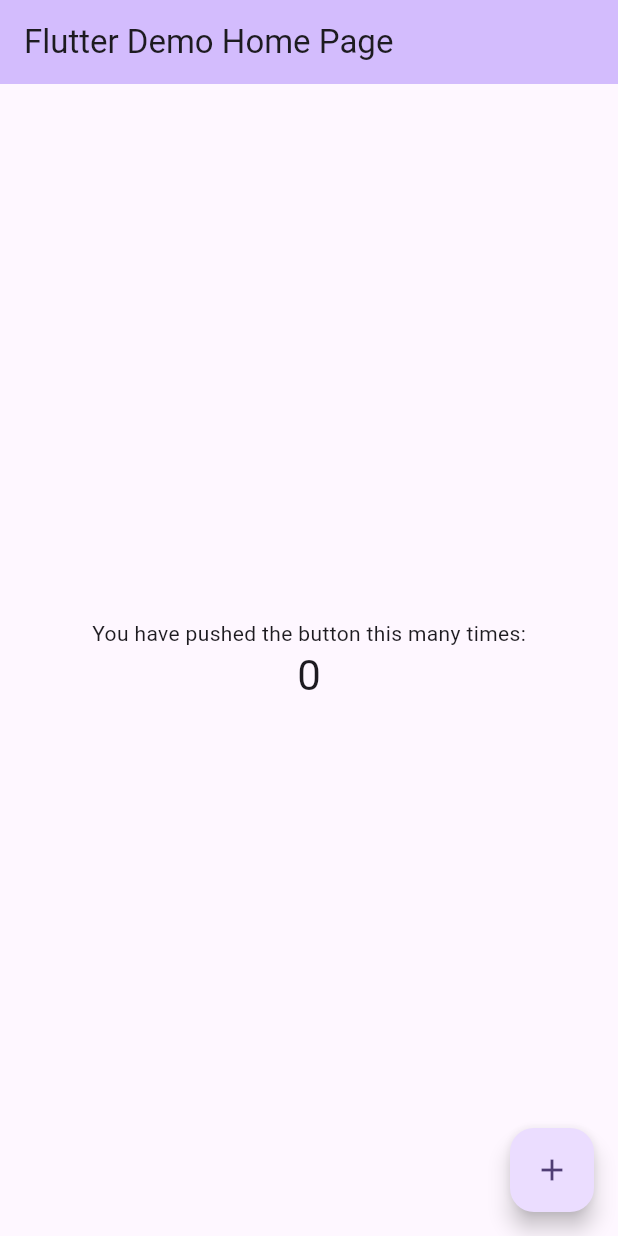
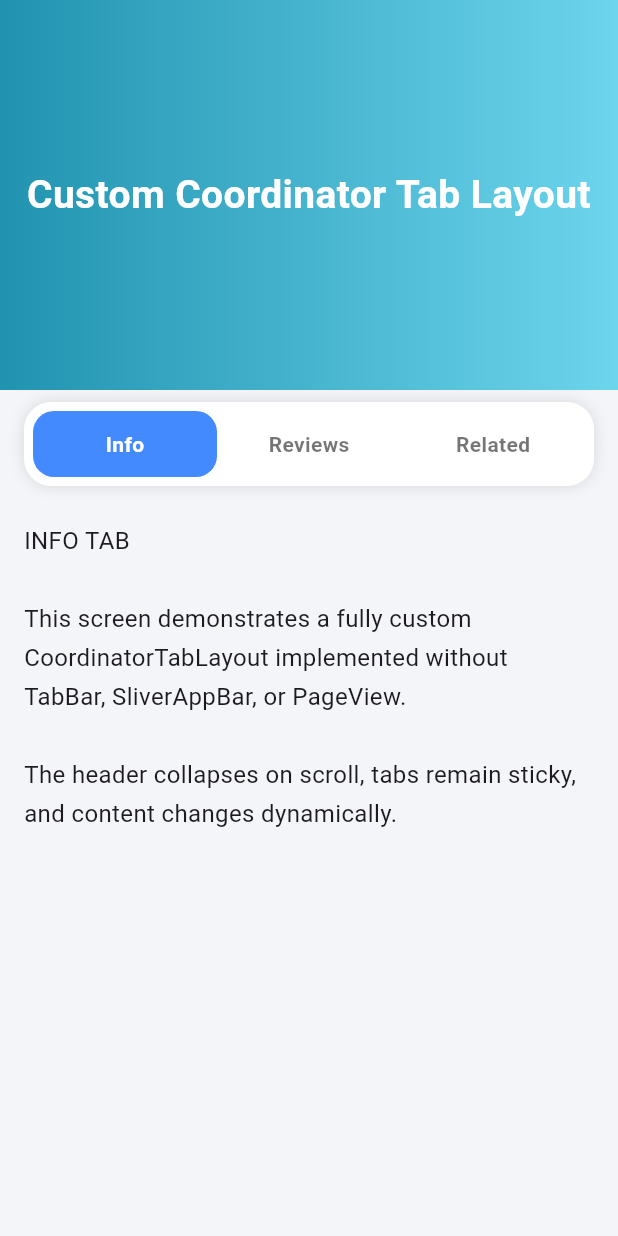
Before and after one commit to Rutik1701/flutter_coordinator_tab_layout, a Flutter app: the screen it shows after launch, on a phone screen of 412 x 824 dp. Run offline on Flutter 3.47's test engine with Material 3 defaults, Android fonts, the phone set to English and light mode, and no system bars.

Commit message:
coordinator

```diff
--- /dev/null
+++ b/lib/Coordinator TabLayout/coordinator_tab_layout.dart
@@ -0,0 +1,231 @@
+import 'package:flutter/material.dart';
+
+class CustomCoordinatorTabLayout extends StatefulWidget {
+  final double maxHeaderHeight;
+  final double minHeaderHeight;
+  final Widget header;
+  final List<String> tabs;
+  final List<Widget> pages;
+
+  const CustomCoordinatorTabLayout({
+    super.key,
+    required this.header,
+    required this.tabs,
+    required this.pages,
+    this.maxHeaderHeight = 260,
+    this.minHeaderHeight = 120,
+  }) : assert(tabs.length == pages.length);
+
+  @override
+  State<CustomCoordinatorTabLayout> createState() =>
+      _CustomCoordinatorTabLayoutState();
+}
+
+class _CustomCoordinatorTabLayoutState
+    extends State<CustomCoordinatorTabLayout> {
+  double _headerHeight = 0;
+  int _tabIndex = 0;
+  final ScrollController _scroll = ScrollController();
+
+  @override
+  void initState() {
+    super.initState();
+    _headerHeight = widget.maxHeaderHeight;
+    _scroll.addListener(_onScroll);
+  }
+
+  void _onScroll() {
+    double h = widget.maxHeaderHeight - _scroll.offset;
+    if (h < widget.minHeaderHeight) h = widget.minHeaderHeight;
+    if (h > widget.maxHeaderHeight) h = widget.maxHeaderHeight;
+    setState(() => _headerHeight = h);
+  }
+
+  void _selectTab(int i) {
+    setState(() => _tabIndex = i);
+    _scroll.jumpTo(0);
+  }
+
+  @override
+  Widget build(BuildContext context) {
+    return Column(
+      children: [
+        /// HEADER
+        AnimatedContainer(
+          duration: const Duration(milliseconds: 120),
+          height: _headerHeight,
+          width: double.infinity,
+          child: widget.header,
+        ),
+
+        /// TABS
+        Container(
+          height: 56,
+          margin: const EdgeInsets.symmetric(horizontal: 16, vertical: 8),
+          decoration: BoxDecoration(
+            color: Colors.white,
+            borderRadius: BorderRadius.circular(18),
+            boxShadow: const [
+              BoxShadow(color: Colors.black12, blurRadius: 8)
+            ],
+          ),
+          child: Row(
+            children: List.generate(
+              widget.tabs.length,
+                  (i) => Expanded(
+                child: GestureDetector(
+                  onTap: () => _selectTab(i),
+                  child: AnimatedContainer(
+                    duration: const Duration(milliseconds: 250),
+                    decoration: BoxDecoration(
+                      color: _tabIndex == i
+                          ? Colors.blueAccent
+                          : Colors.transparent,
+                      borderRadius: BorderRadius.circular(14),
+                    ),
+                    child: Center(
+                      child: Text(
+                        widget.tabs[i],
+                        style: TextStyle(
+                          color: _tabIndex == i
+                              ? Colors.white
+                              : Colors.black54,
+                          fontWeight: FontWeight.bold,
+                        ),
+                      ),
+                    ),
+                  ),
+                ),
+              ),
+            ),
+          ),
+        ),
+
+        /// CONTENT
+        Expanded(
+          child: ListView(
+            controller: _scroll,
+            padding: const EdgeInsets.all(16),
+            children: [widget.pages[_tabIndex]],
+          ),
+        ),
+      ],
+    );
+  }
+}
+
+
+// import 'package:flutter/material.dart';
+//
+//
+// class CoordinatorTabsDemo extends StatelessWidget {
+//   const CoordinatorTabsDemo({super.key});
+//
+//   @override
+//   Widget build(BuildContext context) {
+//     return DefaultTabController(
+//       length: 3,
+//       child: Scaffold(
+//         body: NestedScrollView(
+//           headerSliverBuilder: (context, innerBoxIsScrolled) {
+//             return [
+//               /// COLLAPSING APP BAR (Coordinator behavior)
+//               SliverAppBar(
+//                 expandedHeight: 260,
+//                 pinned: true,
+//                 floating: false,
+//                 elevation: 0,
+//                 backgroundColor: Colors.blueAccent,
+//
+//                 /// Title animation
+//                 title: const Text("Coordinator Tabs"),
+//                 centerTitle: true,
+//
+//                 /// EXPANDED HEADER
+//                 flexibleSpace: FlexibleSpaceBar(
+//                   collapseMode: CollapseMode.parallax,
+//                   background: Container(
+//                     decoration: const BoxDecoration(
+//                       gradient: LinearGradient(
+//                         colors: [Colors.blue, Colors.purple],
+//                         begin: Alignment.topLeft,
+//                         end: Alignment.bottomRight,
+//                       ),
+//                     ),
+//                     child: const Center(
+//                       child: Icon(
+//                         Icons.layers,
+//                         size: 90,
+//                         color: Colors.white70,
+//                       ),
+//                     ),
+//                   ),
+//                 ),
+//
+//                 /// STICKY TAB BAR
+//                 bottom: const PreferredSize(
+//                   preferredSize: Size.fromHeight(48),
+//                   child: ColoredBox(
+//                     color: Colors.white,
+//                     child: TabBar(
+//                       indicatorColor: Colors.deepOrange,
+//                       indicatorWeight: 4,
+//                       labelColor: Colors.black,
+//                       unselectedLabelColor: Colors.grey,
+//                       tabs: [
+//                         Tab(text: "Home"),
+//                         Tab(text: "Profile"),
+//                         Tab(text: "Settings"),
+//                       ],
+//                     ),
+//                   ),
+//                 ),
+//               ),
+//             ];
+//           },
+//
+//           /// TAB CONTENT
+//           body: const TabBarView(
+//             children: [
+//               _TabPage(title: "Home Page"),
+//               _TabPage(title: "Profile Page"),
+//               _TabPage(title: "Settings Page"),
+//             ],
+//           ),
+//         ),
+//       ),
+//     );
+//   }
+// }
+//
+// /// CUSTOM TAB PAGE
+// class _TabPage extends StatelessWidget {
+//   final String title;
+//
+//   const _TabPage({required this.title});
+//
+//   @override
+//   Widget build(BuildContext context) {
+//     return ListView.builder(
+//       padding: const EdgeInsets.all(16),
+//       itemCount: 25,
+//       itemBuilder: (context, index) {
+//         return Card(
+//           elevation: 2,
+//           margin: const EdgeInsets.only(bottom: 12),
+//           shape: RoundedRectangleBorder(
+//             borderRadius: BorderRadius.circular(16),
+//           ),
+//           child: ListTile(
+//             leading: const CircleAvatar(
+//               backgroundColor: Colors.blueAccent,
+//               child: Icon(Icons.star, color: Colors.white),
+//             ),
+//             title: Text("$title Item ${index + 1}"),
+//             subtitle: const Text("Smooth coordinated scrolling"),
+//           ),
+//         );
+//       },
+//     );
+//   }
+// }
--- /dev/null
+++ b/lib/Coordinator TabLayout/demo.dart
@@ -0,0 +1,231 @@
+import 'package:flutter/material.dart';
+
+
+
+/// DEMO SCREEN
+class DemoScreen extends StatelessWidget {
+  const DemoScreen({super.key});
+
+  @override
+  Widget build(BuildContext context) {
+    return Scaffold(
+      backgroundColor: const Color(0xffF3F5F8),
+      body: SafeArea(
+        child: CustomCoordinatorTabLayout(
+          tabs: const ["Info", "Reviews", "Related"],
+          header: _HeaderWidget(),
+          pages: [
+            _InfoPage(),
+            _ReviewsPage(),
+            _RelatedPage(),
+          ],
+        ),
+      ),
+    );
+  }
+}
+
+/// CUSTOM COORDINATOR TAB LAYOUT
+
+class CustomCoordinatorTabLayout extends StatefulWidget {
+  final Widget header;
+  final List<String> tabs;
+  final List<Widget> pages;
+  final double maxHeaderHeight;
+  final double minHeaderHeight;
+
+  const CustomCoordinatorTabLayout({
+    super.key,
+    required this.header,
+    required this.tabs,
+    required this.pages,
+    this.maxHeaderHeight = 260,
+    this.minHeaderHeight = 120,
+  }) : assert(tabs.length == pages.length);
+
+  @override
+  State<CustomCoordinatorTabLayout> createState() =>
+      _CustomCoordinatorTabLayoutState();
+}
+
+class _CustomCoordinatorTabLayoutState
+    extends State<CustomCoordinatorTabLayout> {
+  final ScrollController _scrollController = ScrollController();
+
+  double _headerHeight = 0;
+  int _currentTab = 0;
+
+  @override
+  void initState() {
+    super.initState();
+    _headerHeight = widget.maxHeaderHeight;
+    _scrollController.addListener(_onScroll);
+  }
+
+  void _onScroll() {
+    double height =
+        widget.maxHeaderHeight - _scrollController.offset;
+
+    if (height < widget.minHeaderHeight) {
+      height = widget.minHeaderHeight;
+    } else if (height > widget.maxHeaderHeight) {
+      height = widget.maxHeaderHeight;
+    }
+
+    setState(() => _headerHeight = height);
+  }
+
+  void _onTabChange(int index) {
+    setState(() => _currentTab = index);
+    _scrollController.jumpTo(0); // reset scroll
+  }
+
+  @override
+  Widget build(BuildContext context) {
+    return Column(
+      children: [
+        /// HEADER (COLLAPSING)
+        AnimatedContainer(
+          duration: const Duration(milliseconds: 120),
+          height: _headerHeight,
+          width: double.infinity,
+          child: widget.header,
+        ),
+
+        /// TABS
+        Container(
+          height: 56,
+          margin: const EdgeInsets.symmetric(horizontal: 16, vertical: 8),
+          padding: const EdgeInsets.all(6),
+          decoration: BoxDecoration(
+            color: Colors.white,
+            borderRadius: BorderRadius.circular(18),
+            boxShadow: const [
+              BoxShadow(
+                color: Colors.black12,
+                blurRadius: 8,
+              ),
+            ],
+          ),
+          child: Row(
+            children: List.generate(
+              widget.tabs.length,
+                  (index) => Expanded(
+                child: GestureDetector(
+                  onTap: () => _onTabChange(index),
+                  child: AnimatedContainer(
+                    duration: const Duration(milliseconds: 250),
+                    decoration: BoxDecoration(
+                      color: _currentTab == index
+                          ? Colors.blueAccent
+                          : Colors.transparent,
+                      borderRadius: BorderRadius.circular(14),
+                    ),
+                    child: Center(
+                      child: Text(
+                        widget.tabs[index],
+                        style: TextStyle(
+                          fontWeight: FontWeight.bold,
+                          color: _currentTab == index
+                              ? Colors.white
+                              : Colors.black54,
+                        ),
+                      ),
+                    ),
+                  ),
+                ),
+              ),
+            ),
+          ),
+        ),
+
+        /// CONTENT
+        Expanded(
+          child: ListView(
+            controller: _scrollController,
+            padding: const EdgeInsets.all(16),
+            children: [
+              widget.pages[_currentTab],
+            ],
+          ),
+        ),
+      ],
+    );
+  }
+}
+
+
+/// HEADER WIDGET
+
+class _HeaderWidget extends StatelessWidget {
+  @override
+  Widget build(BuildContext context) {
+    return Container(
+      decoration: const BoxDecoration(
+        gradient: LinearGradient(
+          colors: [Color(0xff2193b0), Color(0xff6dd5ed)],
+        ),
+      ),
+      child: const Center(
+        child: Text(
+          "Custom Coordinator Tab Layout",
+          textAlign: TextAlign.center,
+          style: TextStyle(
+            color: Colors.white,
+            fontSize: 26,
+            fontWeight: FontWeight.bold,
+          ),
+        ),
+      ),
+    );
+  }
+}
+
+/// TAB PAGES
+class _InfoPage extends StatelessWidget {
+  @override
+  Widget build(BuildContext context) {
+    return const Text(
+      "INFO TAB\n\n"
+          "This screen demonstrates a fully custom CoordinatorTabLayout "
+          "implemented without TabBar, SliverAppBar, or PageView.\n\n"
+          "The header collapses on scroll, tabs remain sticky, "
+          "and content changes dynamically.",
+      style: TextStyle(fontSize: 16, height: 1.6),
+    );
+  }
+}
+
+class _ReviewsPage extends StatelessWidget {
+  @override
+  Widget build(BuildContext context) {
+    return Column(
+      children: List.generate(
+        5,
+            (index) => Card(
+          margin: const EdgeInsets.only(bottom: 12),
+          child: ListTile(
+            leading: const Icon(Icons.star, color: Colors.orange),
+            title: Text("User ${index + 1}"),
+            subtitle: const Text("Excellent experience"),
+          ),
+        ),
+      ),
+    );
+  }
+}
+
+class _RelatedPage extends StatelessWidget {
+  @override
+  Widget build(BuildContext context) {
+    return Column(
+      children: List.generate(
+        6,
+            (index) => ListTile(
+          leading: const Icon(Icons.link),
+          title: Text("Related Item ${index + 1}"),
+        ),
+      ),
+    );
+  }
+}
--- a/lib/main.dart
+++ b/lib/main.dart
@@ -1,3 +1,5 @@
+import 'package:coordinator_tab_layout/Coordinator%20TabLayout/coordinator_tab_layout.dart';
+import 'package:coordinator_tab_layout/Coordinator%20TabLayout/demo.dart';
 import 'package:flutter/material.dart';
 
 void main() {
@@ -11,112 +13,7 @@ class MyApp extends StatelessWidget {
   @override
   Widget build(BuildContext context) {
     return MaterialApp(
-      title: 'Flutter Demo',
-      theme: ThemeData(
-        // This is the theme of your application.
-        //
-        // TRY THIS: Try running your application with "flutter run". You'll see
-        // the application has a purple toolbar. Then, without quitting the app,
-        // try changing the seedColor in the colorScheme below to Colors.green
-        // and then invoke "hot reload" (save your changes or press the "hot
-        // reload" button in a Flutter-supported IDE, or press "r" if you used
-        // the command line to start the app).
-        //
-        // Notice that the counter didn't reset back to zero; the application
-        // state is not lost during the reload. To reset the state, use hot
-        // restart instead.
-        //
-        // This works for code too, not just values: Most code changes can be
-        // tested with just a hot reload.
-        colorScheme: ColorScheme.fromSeed(seedColor: Colors.deepPurple),
-      ),
-      home: const MyHomePage(title: 'Flutter Demo Home Page'),
+      home: DemoScreen(),
     );
   }
 }
-
-class MyHomePage extends StatefulWidget {
-  const MyHomePage({super.key, required this.title});
-
-  // This widget is the home page of your application. It is stateful, meaning
-  // that it has a State object (defined below) that contains fields that affect
-  // how it looks.
-
-  // This class is the configuration for the state. It holds the values (in this
-  // case the title) provided by the parent (in this case the App widget) and
-  // used by the build method of the State. Fields in a Widget subclass are
-  // always marked "final".
-
-  final String title;
-
-  @override
-  State<MyHomePage> createState() => _MyHomePageState();
-}
-
-class _MyHomePageState extends State<MyHomePage> {
-  int _counter = 0;
-
-  void _incrementCounter() {
-    setState(() {
-      // This call to setState tells the Flutter framework that something has
-      // changed in this State, which causes it to rerun the build method below
-      // so that the display can reflect the updated values. If we changed
-      // _counter without calling setState(), then the build method would not be
-      // called again, and so nothing would appear to happen.
-      _counter++;
-    });
-  }
-
-  @override
-  Widget build(BuildContext context) {
-    // This method is rerun every time setState is called, for instance as done
-    // by the _incrementCounter method above.
-    //
-    // The Flutter framework has been optimized to make rerunning build methods
-    // fast, so that you can just rebuild anything that needs updating rather
-    // than having to individually change instances of widgets.
-    return Scaffold(
-      appBar: AppBar(
-        // TRY THIS: Try changing the color here to a specific color (to
-        // Colors.amber, perhaps?) and trigger a hot reload to see the AppBar
-        // change color while the other colors stay the same.
-        backgroundColor: Theme.of(context).colorScheme.inversePrimary,
-        // Here we take the value from the MyHomePage object that was created by
-        // the App.build method, and use it to set our appbar title.
-        title: Text(widget.title),
-      ),
-      body: Center(
-        // Center is a layout widget. It takes a single child and positions it
-        // in the middle of the parent.
-        child: Column(
-          // Column is also a layout widget. It takes a list of children and
-          // arranges them vertically. By default, it sizes itself to fit its
-          // children horizontally, and tries to be as tall as its parent.
-          //
-          // Column has various properties to control how it sizes itself and
-          // how it positions its children. Here we use mainAxisAlignment to
-          // center the children vertically; the main axis here is the vertical
-          // axis because Columns are vertical (the cross axis would be
-          // horizontal).
-          //
-          // TRY THIS: Invoke "debug painting" (choose the "Toggle Debug Paint"
-          // action in the IDE, or press "p" in the console), to see the
-          // wireframe for each widget.
-          mainAxisAlignment: MainAxisAlignment.center,
-          children: <Widget>[
-            const Text('You have pushed the button this many times:'),
-            Text(
-              '$_counter',
-              style: Theme.of(context).textTheme.headlineMedium,
-            ),
-          ],
-        ),
-      ),
-      floatingActionButton: FloatingActionButton(
-        onPressed: _incrementCounter,
-        tooltip: 'Increment',
-        child: const Icon(Icons.add),
-      ), // This trailing comma makes auto-formatting nicer for build methods.
-    );
-  }
-}
```
